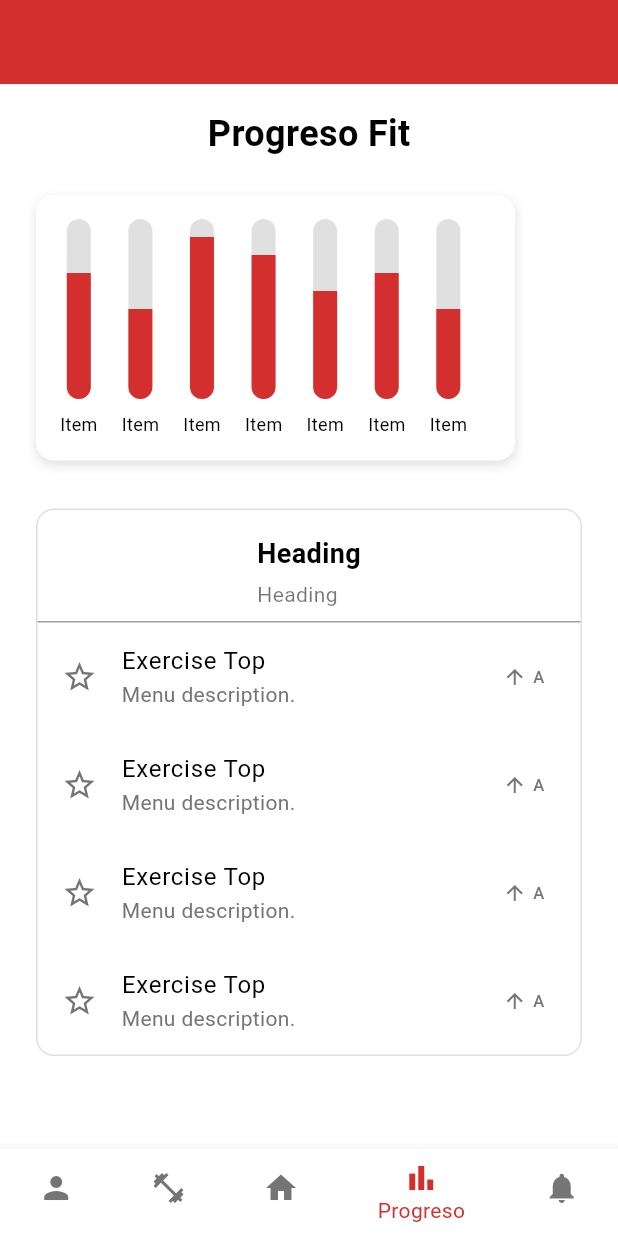
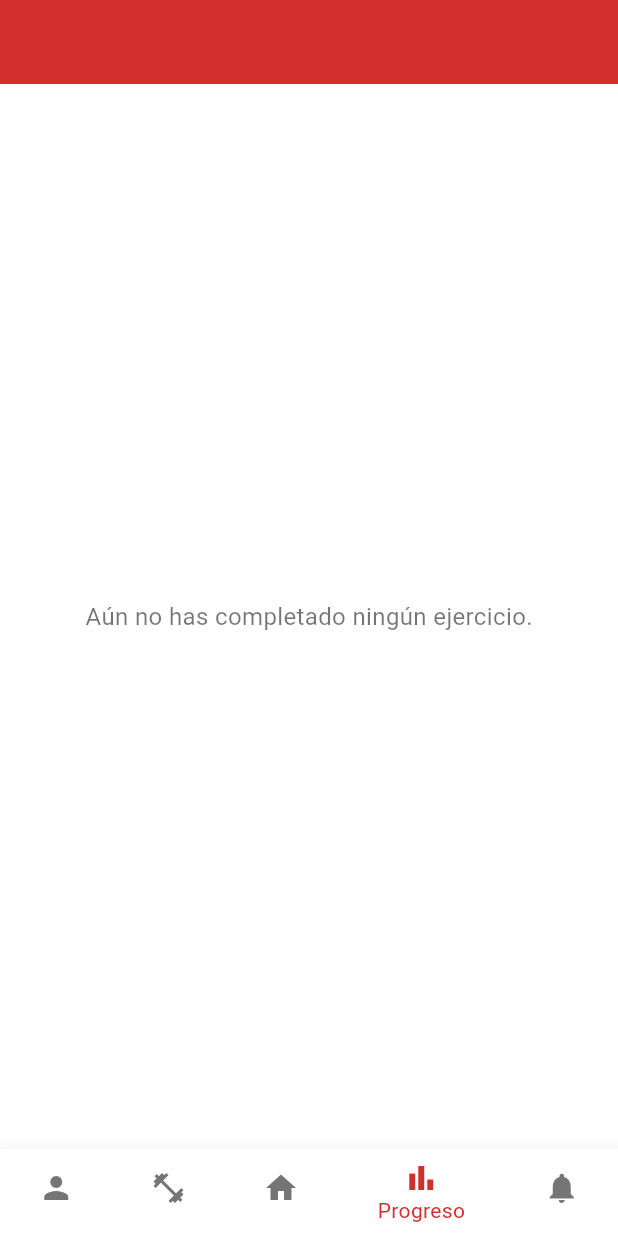
Before and after one commit to anderson2549/FitBuddy, a Flutter app: the MainScreen screen opened by its route, item 4 of the bottom bar chosen, on a phone screen of 412 x 824 dp. Run offline on Flutter 3.47's test engine with Material 3 defaults, Android fonts, the phone set to English and light mode, and no system bars; our stand-ins replace animate_do, flutter_riverpod, go_router, percent_indicator; missing offline and left inert: analyzer, build, source_gen; network calls fail.

Commit message:
feat(progress): integrar conteo de series y % en ProgressView

```diff
--- a/lib/presentations/screens/main/views/perfil_view.dart
+++ b/lib/presentations/screens/main/views/perfil_view.dart
@@ -38,10 +38,7 @@ class _PerfilViewState extends State<PerfilView> {
         backgroundColor: Colors.transparent,
         elevation: 0,
         leadingWidth: 70,
-        leading: TextButton(
-          onPressed: () => Navigator.of(context).pop(),
-          child: Text('Atrás', style: TextStyle(color: _red, fontSize: 16)),
-        ),
+
       ),
       body: SafeArea(
         child: SingleChildScrollView(
--- a/lib/presentations/screens/main/views/progreso_view.dart
+++ b/lib/presentations/screens/main/views/progreso_view.dart
@@ -1,34 +1,61 @@
 import 'package:flutter/material.dart';
+import 'package:flutter_riverpod/flutter_riverpod.dart';
+import 'package:fitbuddy/providers/progress_provider.dart';
 
-class ProgressView extends StatelessWidget {
-  const ProgressView({super.key});
+class ProgressView extends ConsumerWidget {
+  const ProgressView({Key? key}) : super(key: key);
 
   @override
-  Widget build(BuildContext context) {
+  Widget build(BuildContext context, WidgetRef ref) {
     const red = Color(0xFFD32F2F);
-    // Datos de ejemplo para la gráfica
-    final values = <double>[0.7, 0.5, 0.9, 0.8, 0.6, 0.7, 0.5];
 
-    Widget _buildBar(double fraction) {
-      const barHeight = 120.0;
+    // 1️⃣ Obtengo el mapa de progreso (fecha → ProgressData)
+    final data = ref.watch(progressProvider);
+
+    // Si no hay datos, muestro un placeholder
+    if (data.isEmpty) {
+      return Center(
+        child: Text(
+          'Aún no has completado ningún ejercicio.',
+          style: TextStyle(fontSize: 16, color: Colors.black54),
+        ),
+      );
+    }
+
+    // 2️⃣ Convierto a lista y ordeno por fecha
+    final entries = data.entries.toList()
+      ..sort((a, b) => a.key.compareTo(b.key));
+
+    // 3️⃣ Preparo lista de ejercicios de hoy y conteos
+    final todayKey = DateTime.now().toIso8601String().substring(0, 10);
+    final todaysList = data[todayKey]?.exercises ?? [];
+    final repCounts = <String, int>{};
+    for (var name in todaysList) {
+      repCounts[name] = (repCounts[name] ?? 0) + 1;
+    }
+    final uniqueNames = repCounts.keys.toList();
+
+    Widget buildBar(double fraction) {
+      final pct = (fraction * 100).round();
+      const height = 120.0;
       return Column(
         mainAxisSize: MainAxisSize.min,
         children: [
+          Text('$pct%', style: const TextStyle(fontSize: 12, fontWeight: FontWeight.bold)),
+          const SizedBox(height: 4),
           Stack(
             alignment: Alignment.bottomCenter,
             children: [
-              // Barra de fondo
               Container(
-                height: barHeight,
+                height: height,
                 width: 16,
                 decoration: BoxDecoration(
                   color: Colors.grey[300],
                   borderRadius: BorderRadius.circular(8),
                 ),
               ),
-              // Fracción coloreada
               Container(
-                height: barHeight * fraction,
+                height: height * fraction,
                 width: 16,
                 decoration: BoxDecoration(
                   color: red,
@@ -40,11 +67,6 @@ class ProgressView extends StatelessWidget {
               ),
             ],
           ),
-          const SizedBox(height: 8),
-          const Text(
-            'Item',
-            style: TextStyle(fontSize: 12),
-          ),
         ],
       );
     }
@@ -55,96 +77,66 @@ class ProgressView extends StatelessWidget {
         child: Column(
           crossAxisAlignment: CrossAxisAlignment.start,
           children: [
-            // Título
             const Center(
-              child: Text(
-                'Progreso Fit',
-                style: TextStyle(fontSize: 24, fontWeight: FontWeight.bold),
-              ),
+              child: Text('Progreso Fit', style: TextStyle(fontSize: 24, fontWeight: FontWeight.bold)),
             ),
-
             const SizedBox(height: 24),
 
-            // Gráfica de barras horizontal
+            // — Gráfica de barras sólo con fechas que tienen datos —
             Container(
               padding: const EdgeInsets.all(16),
               decoration: BoxDecoration(
                 color: Colors.white,
                 borderRadius: BorderRadius.circular(12),
-                boxShadow: [
-                  BoxShadow(
-                    color: Colors.black12,
-                    blurRadius: 6,
-                    offset: const Offset(0, 3),
-                  ),
-                ],
+                boxShadow: const [BoxShadow(color: Colors.black12, blurRadius: 6)],
               ),
               child: SingleChildScrollView(
                 scrollDirection: Axis.horizontal,
                 child: Row(
-                  children: values
-                      .map((v) => Padding(
-                            padding: const EdgeInsets.only(right: 16),
-                            child: _buildBar(v),
-                          ))
-                      .toList(),
+                  crossAxisAlignment: CrossAxisAlignment.end,
+                  children: entries.map((entry) {
+                    final date = entry.key;            // "YYYY-MM-DD"
+                    final label = date.substring(5);    // "MM-DD"
+                    final pct = entry.value.percent;
+                    return Padding(
+                      padding: const EdgeInsets.only(right: 16),
+                      child: Column(
+                        mainAxisSize: MainAxisSize.min,
+                        children: [
+                          buildBar(pct),
+                          const SizedBox(height: 8),
+                          Text(label, style: const TextStyle(fontSize: 12)),
+                        ],
+                      ),
+                    );
+                  }).toList(),
                 ),
               ),
             ),
 
             const SizedBox(height: 32),
 
-            // Tarjeta con lista de ejercicios
-            Container(
-              decoration: BoxDecoration(
-                color: Colors.white,
-                border: Border.all(color: Colors.grey[300]!),
-                borderRadius: BorderRadius.circular(12),
+            // — Lista de ejercicios de HOY con repeticiones —
+            if (uniqueNames.isNotEmpty) ...[
+              const Text('Ejercicios de hoy', style: TextStyle(fontSize: 18, fontWeight: FontWeight.bold)),
+              const SizedBox(height: 8),
+              ListView.separated(
+                shrinkWrap: true,
+                physics: const NeverScrollableScrollPhysics(),
+                itemCount: uniqueNames.length,
+                separatorBuilder: (_, __) => const Divider(height: 1),
+                itemBuilder: (_, i) {
+                  final name = uniqueNames[i];
+                  final reps = repCounts[name]!;
+                  return ListTile(
+                    contentPadding: EdgeInsets.zero,
+                    leading: const Icon(Icons.check_circle_outline, color: Colors.green),
+                    title: Text(name),
+                    trailing: Text('x$reps', style: const TextStyle(fontWeight: FontWeight.bold)),
+                  );
+                },
               ),
-              child: Column(
-                children: [
-                  // Encabezado
-                  Padding(
-                    padding: const EdgeInsets.fromLTRB(16, 16, 16, 8),
-                    child: Column(
-                      crossAxisAlignment: CrossAxisAlignment.start,
-                      children: const [
-                        Text(
-                          'Heading',
-                          style: TextStyle(
-                            fontSize: 18,
-                            fontWeight: FontWeight.bold,
-                          ),
-                        ),
-                        SizedBox(height: 4),
-                        Text(
-                          'Heading',
-                          style: TextStyle(fontSize: 14, color: Colors.black54),
-                        ),
-                      ],
-                    ),
-                  ),
-                  const Divider(height: 1, color: Colors.grey),
-
-                  // Lista de ítems
-                  ...List.generate(4, (i) {
-                    return ListTile(
-                      leading: const Icon(Icons.star_border),
-                      title: const Text('Exercise Top'),
-                      subtitle: const Text('Menu description.'),
-                      trailing: Row(
-                        mainAxisSize: MainAxisSize.min,
-                        children: const [
-                          Icon(Icons.arrow_upward, size: 16),
-                          SizedBox(width: 4),
-                          Text('A'),
-                        ],
-                      ),
-                    );
-                  }),
-                ],
-              ),
-            ),
+            ],
           ],
         ),
       ),
--- /dev/null
+++ b/lib/providers/progress_provider.dart
@@ -0,0 +1,38 @@
+import 'package:flutter_riverpod/flutter_riverpod.dart';
+
+/// Modelo que guarda % y lista de ejercicios en un día.
+class ProgressData {
+  final double percent;
+  final List<String> exercises;
+  const ProgressData({ required this.percent, required this.exercises });
+}
+
+/// Provider: fecha (YYYY-MM-DD) → ProgressData
+final progressProvider = StateNotifierProvider<ProgressNotifier, Map<String, ProgressData>>(
+  (ref) => ProgressNotifier(),
+);
+
+class ProgressNotifier extends StateNotifier<Map<String, ProgressData>> {
+  ProgressNotifier() : super({});
+
+  /// Sólo recalcula % (mantiene la lista existente).
+  void updateProgress(String date, int completed, int total) {
+    final prev = state[date]?.exercises ?? [];
+    final pct  = (completed / total).clamp(0.0, 1.0);
+    state = {
+      ...state,
+      date: ProgressData(percent: pct, exercises: prev),
+    };
+  }
+
+  /// Añade un ejercicio a la lista y recalcula %.
+  void addExercise(String date, String name, int total) {
+    final prevList = state[date]?.exercises ?? [];
+    final newList  = [...prevList, name];
+    final pct      = (newList.length / total).clamp(0.0, 1.0);
+    state = {
+      ...state,
+      date: ProgressData(percent: pct, exercises: newList),
+    };
+  }
+}
--- a/pubspec.yaml
+++ b/pubspec.yaml
@@ -31,3 +31,4 @@ flutter:
   uses-material-design: true
   assets:
     - assets/images/
+    - assets/images/gift/
```
Also changed, not shown: lib/presentations/screens/main/views/rutina_view.dart (+162 -99 lines), assets/images/gift/Abdomen.gif (added), assets/images/gift/Calentamiento.gif (added), assets/images/gift/Correr.gif (added), assets/images/gift/Espalda.gif (added), assets/images/gift/Hombro.gif (added), assets/images/gift/Pecho.gif (added), assets/images/gift/Triceps.gif (added), assets/images/gift/biceps.gif (added).
